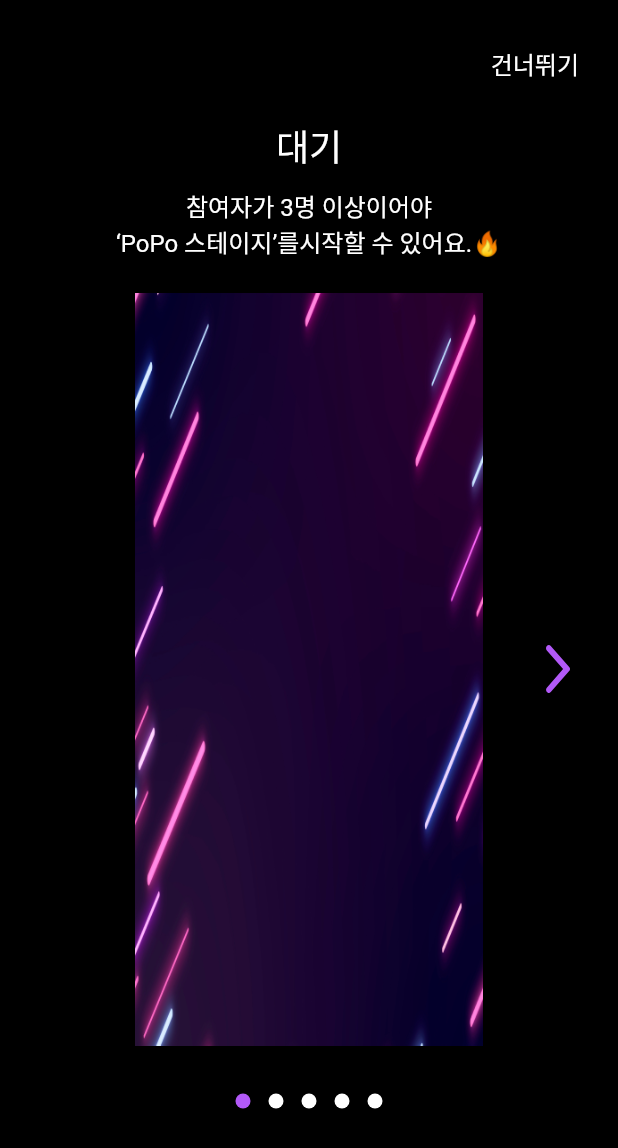
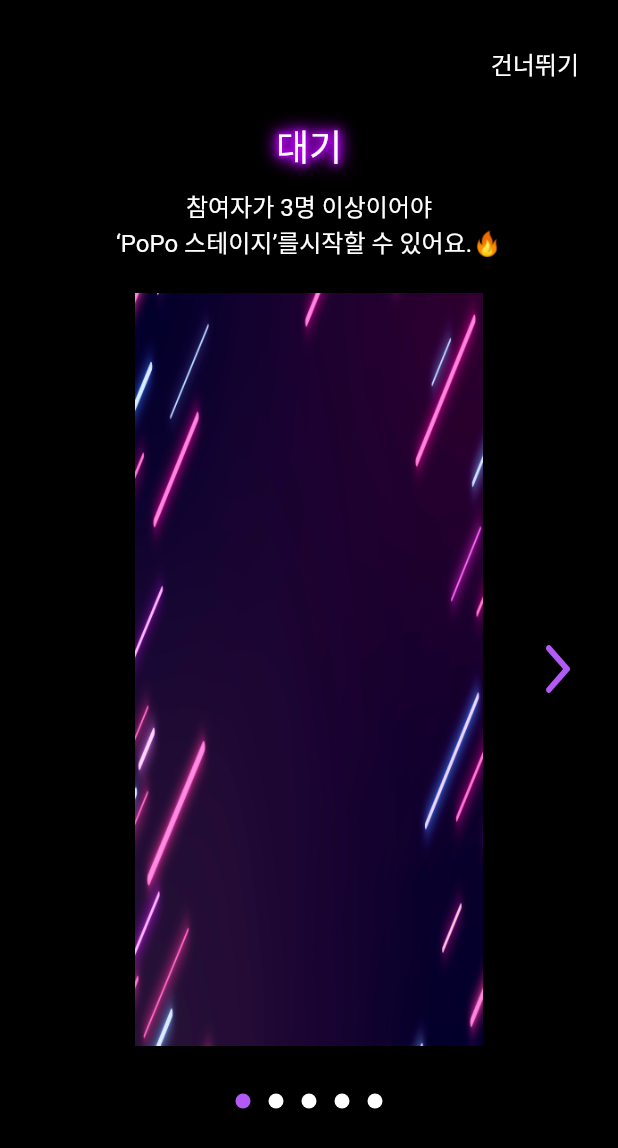
Before and after one commit to 2023-HATCH/hatch-flutter-app-2023, a Flutter app: the screen it shows after launch, on a phone screen of 412 x 824 dp. Shown: the top 1148 px of the screen. Run offline on Flutter 3.47's test engine with Material 2 defaults, Android fonts, the light colour scheme and no system bars; drawn by our look-alikes of introduction_screen; our stand-ins replace animated_bottom_navigation_bar, audioplayers, camera, dio, flutter_secure_storage, flutter_spinkit and 3 more; missing offline and left inert: audio_session, google_mlkit_commons, google_mlkit_pose_detection, kakao_flutter_sdk_user; Roboto replaces fonts that are missing (GmarketSans).

Commit message:
:art: [ui] 온보딩 화면 네온 효과 추가

```diff
--- a/lib/config/app_color.dart
+++ b/lib/config/app_color.dart
@@ -4,5 +4,7 @@ import 'package:flutter/material.dart';
 class AppColor {
   static Color mainPurpleColor = const Color(0xFF565CEA);
   static Color purpleColor = const Color(0xFFB259F8);
+  static Color purpleColor2 = const Color(0xFFBD00FF);
+  static Color blueColor = const Color(0xFF3959CD);
   static Color mintNeonColor = const Color.fromARGB(255, 104, 250, 241);
 }
--- a/lib/data/local/provider/video_play_provider.dart
+++ b/lib/data/local/provider/video_play_provider.dart
@@ -68,7 +68,7 @@ class VideoPlayProvider with ChangeNotifier {
     );
     setVideo();
 
-    notifyListeners();
+    WidgetsBinding.instance.addPostFrameCallback((_) => notifyListeners());
   }
 
   void loadVideo() {
@@ -77,7 +77,7 @@ class VideoPlayProvider with ChangeNotifier {
       videoLinks.length,
       (index) => VideoPlayerController.network(videoLinks[index]),
     );
-    notifyListeners();
+    WidgetsBinding.instance.addPostFrameCallback((_) => notifyListeners());
   }
 
   void setVideo() {
@@ -86,7 +86,7 @@ class VideoPlayProvider with ChangeNotifier {
     controllers[currentIndex].setLooping(true); // 영상 무한 반복
     controllers[currentIndex].setVolume(1.0); // 볼륨 설정
 
-    notifyListeners();
+    WidgetsBinding.instance.addPostFrameCallback((_) => notifyListeners());
   }
 
   void pauseVideo() {
--- a/lib/ui/screen/on_boarding_screen.dart
+++ b/lib/ui/screen/on_boarding_screen.dart
@@ -73,7 +73,7 @@ class _OnBoardingScreenState extends State<OnBoardingScreen> {
             context: "자 그럼 지금부터\n포포와 함께 춤 짱이 되러 가볼까요?😝",
             imgPath: "assets/images/bg_popo_result.png"),
       ],
-      onDone: () => goHomepage(context),
+      onDone: () => goHomepage(),
       showDoneButton: false,
       showNextButton: false,
       showSkipButton: false,
@@ -125,7 +125,14 @@ class _OnBoardingScreenState extends State<OnBoardingScreen> {
           children: [
             Text(
               title,
-              style: const TextStyle(color: Colors.white, fontSize: 24),
+              style: TextStyle(
+                color: Colors.white,
+                fontSize: 24,
+                shadows: [
+                  for (double i = 1; i < 7; i++)
+                    Shadow(color: AppColor.purpleColor2, blurRadius: 3 * i)
+                ],
+              ),
             ),
             const SizedBox(height: 10.0),
             SizedBox(
@@ -160,26 +167,35 @@ class _OnBoardingScreenState extends State<OnBoardingScreen> {
                       const SizedBox(
                         height: 40.0,
                       ),
-                      ElevatedButton(
-                        style: ElevatedButton.styleFrom(
+                      Container(
+                        decoration: BoxDecoration(
+                            borderRadius: BorderRadius.circular(30),
+                            boxShadow: [
+                              for (double i = 1; i < 4; i++)
+                                BoxShadow(
+                                    color: AppColor.blueColor,
+                                    blurStyle: BlurStyle.outer,
+                                    blurRadius: 3 * i)
+                            ]),
+                        child: TextButton(
+                          style: TextButton.styleFrom(
+                            side: const BorderSide(
+                                color: Colors.white, width: 2.5),
                             shape: RoundedRectangleBorder(
-                              borderRadius: BorderRadius.circular(30.0),
+                                borderRadius: BorderRadius.circular(30)),
+                          ),
+                          onPressed: () {
+                            goHomepage();
+                          },
+                          child: const Padding(
+                            padding: EdgeInsets.all(8.0),
+                            child: Text(
+                              "PoPo 입장",
+                              style:
+                                  TextStyle(color: Colors.white, fontSize: 24),
                             ),
-                            backgroundColor: Colors.transparent,
-                            foregroundColor: Colors.white,
-                            elevation: 0,
-                            side: const BorderSide(
-                              width: 1.0,
-                              color: Colors.white,
-                            )),
-                        child: const Padding(
-                          padding: EdgeInsets.all(8.0),
-                          child: Text(
-                            'PoPo 입장',
-                            style: TextStyle(color: Colors.white, fontSize: 24),
                           ),
                         ),
-                        onPressed: () {},
                       ),
                     ],
                   ),
@@ -209,7 +225,14 @@ class _OnBoardingScreenState extends State<OnBoardingScreen> {
       children: [
         Text(
           title,
-          style: const TextStyle(color: Colors.white, fontSize: 24),
+          style: TextStyle(
+            color: Colors.white,
+            fontSize: 24,
+            shadows: [
+              for (double i = 1; i < 7; i++)
+                Shadow(color: AppColor.purpleColor2, blurRadius: 3 * i)
+            ],
+          ),
         ),
         const SizedBox(height: 10.0),
         SizedBox(
@@ -260,7 +283,7 @@ class _OnBoardingScreenState extends State<OnBoardingScreen> {
     );
   }
 
-  void goHomepage(context) {
+  void goHomepage() {
     Navigator.of(context).pushReplacement(
       MaterialPageRoute(builder: (_) => const MainScreen()),
     );
```
